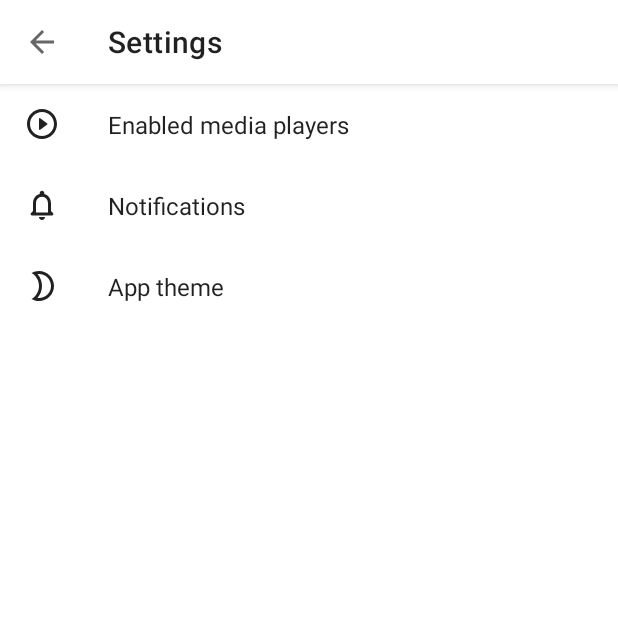
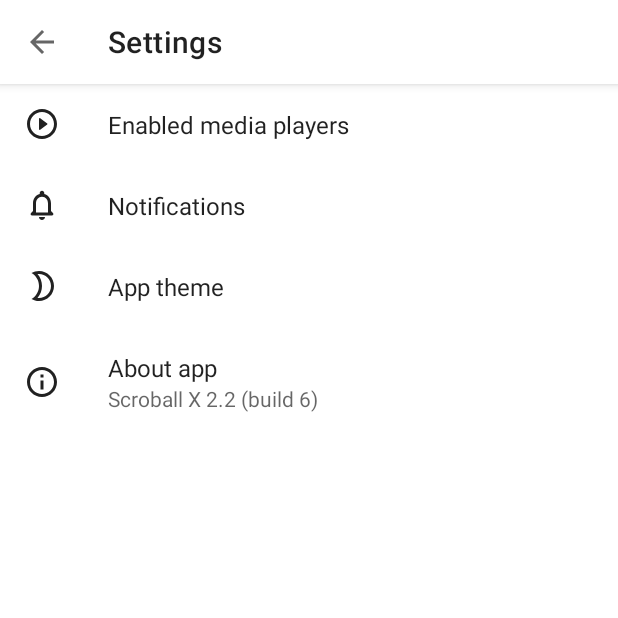
Before and after one commit to SecondThundeR/Scroball-X, an Android app: the MainPreferencesFragment screen opened directly, with no data from a screen before it, on a phone screen of 412 x 824 dp, the top half of it. Run offline under Robolectric (Android 15) with nearby library versions, the phone set to English and light mode, and no system bars; our stand-ins replace androidx.preference; 1 statement that could not run was skipped.

Commit message:
Update to 2.2
- More darker shadow of Album Art
- Some changes in margins of NP
- Added AlertDialog

```diff
--- a/app/build.gradle
+++ b/app/build.gradle
@@ -20,8 +20,8 @@ android {
         applicationId 'su.secondthunder.scroball'
         minSdkVersion 23
         targetSdkVersion 29
-        versionCode 5
-        versionName '2.1'
+        versionCode 6
+        versionName '2.2'
         javaCompileOptions {
             annotationProcessorOptions {
                 includeCompileClasspath false
--- /dev/null
+++ b/app/src/main/res/drawable/ic_info_outline_black_24dp.xml
@@ -0,0 +1,9 @@
+<vector xmlns:android="http://schemas.android.com/apk/res/android"
+    android:width="24dp"
+    android:height="24dp"
+    android:viewportWidth="24"
+    android:viewportHeight="24">
+  <path
+      android:fillColor="?android:textColorPrimary"
+      android:pathData="M11,7h2v2h-2zM11,11h2v6h-2zM12,2C6.48,2 2,6.48 2,12s4.48,10 10,10 10,-4.48 10,-10S17.52,2 12,2zM12,20c-4.41,0 -8,-3.59 -8,-8s3.59,-8 8,-8 8,3.59 8,8 -3.59,8 -8,8z"/>
+</vector>
--- a/app/src/main/res/layout/fragment_now_playing.xml
+++ b/app/src/main/res/layout/fragment_now_playing.xml
@@ -19,8 +19,7 @@
             android:layout_centerHorizontal="true"
             android:layout_margin="16dp"
             app:cardCornerRadius="16dp"
-            app:cardElevation="24dp"
-            app:cardMaxElevation="12dp">
+            app:cardElevation="16dp">
 
             <ImageView
                 android:id="@+id/now_playing_art"
@@ -50,7 +49,6 @@
             android:layout_height="wrap_content"
             android:layout_below="@+id/now_playing_title"
             android:layout_marginLeft="8dp"
-            android:layout_marginTop="4dp"
             android:layout_marginRight="8dp"
             android:text="@string/album"
             android:textAlignment="center" />
--- a/app/src/main/res/values-v27/styles.xml
+++ b/app/src/main/res/values-v27/styles.xml
@@ -10,6 +10,8 @@
         <item name="android:statusBarColor">@color/bg</item>
         <item name="android:windowLightStatusBar">@bool/isLight</item>
         <item name="android:windowLightNavigationBar">@bool/isLight</item>
+        <item name="android:ambientShadowAlpha">0.2</item>
+        <item name="android:spotShadowAlpha">0.2</item>
     </style>
 
     <style name="AppTheme.Prefs" parent="Theme.MaterialComponents.DayNight">
--- a/app/src/main/res/values/strings.xml
+++ b/app/src/main/res/values/strings.xml
@@ -66,4 +66,15 @@
         last.fm and scrobbling is paused. Tap here to re-login.</string>
     <string name="notification_action_love">Love</string>
     <string name="notification_action_loved">Loved</string>
+
+    <!-- Strings related to alert dialog about app -->
+    <string name="pref_header_about_app">About app</string>
+    <string name="app_name_pref">Scroball X 2.2 (build 6)</string>
+    <string name="app_name_alert">Scroball X</string>
+    <string name="app_desc">This is a modification of Scroball by Peter Josling that aims at visual changes.
+\n\nThis mod provides an ad-free experience, a more perfect design with guidelines of Material Design 2, a dark theme and other visual improvements
+\n\nThe developers of the mod are not responsible for the problems on the backend side (Connections to last.fm, scrobbler operation, etc.)</string>
+    <string name="mod_devs">Developers: @SecondThundeR / @iTaysonLab</string>
+    <string name="alert_close">Close</string>
+    <string name="app_logo">App Logo</string>
 </resources>
--- a/app/src/main/res/values/styles.xml
+++ b/app/src/main/res/values/styles.xml
@@ -7,6 +7,8 @@
         <item name="android:windowBackground">@color/bg</item>
         <item name="android:statusBarColor">@color/bg</item>
         <item name="android:windowLightStatusBar">@bool/isLight</item>
+        <item name="android:ambientShadowAlpha">0.2</item>
+        <item name="android:spotShadowAlpha">0.2</item>
     </style>
 
     <style name="AppTheme.Prefs" parent="Theme.MaterialComponents.DayNight">
@@ -16,6 +18,7 @@
         <item name="android:windowBackground">@color/bg</item>
         <item name="android:statusBarColor">@color/bg</item>
         <item name="android:windowLightStatusBar">@bool/isLight</item>
+        <item name="colorSurface">@color/bg</item>
         <item name="toolbarStyle">@style/Widget.MaterialComponents.Toolbar.Surface</item>
     </style>
 
--- a/app/src/main/res/xml/pref_main.xml
+++ b/app/src/main/res/xml/pref_main.xml
@@ -15,4 +15,9 @@
         android:key="theme"
         android:defaultValue="0"
         android:title="@string/pref_header_dark_theme" />
+    <Preference
+        android:key="about_app"
+        android:icon="@drawable/ic_info_outline_black_24dp"
+        android:title="@string/pref_header_about_app"
+        android:summary="@string/app_name_pref"/>
 </PreferenceScreen>
```
Also changed, not shown: app/src/main/java/su/secondthunder/scroball/ui/prefs/MainPreferencesFragment.java (+15 -1 lines), app/src/main/res/drawable/ic_info_black_24dp.xml (deleted, +0 -9 lines), app/src/main/res/layout/about_app_dialog.xml (added, +50 -0 lines), 1 other file.
